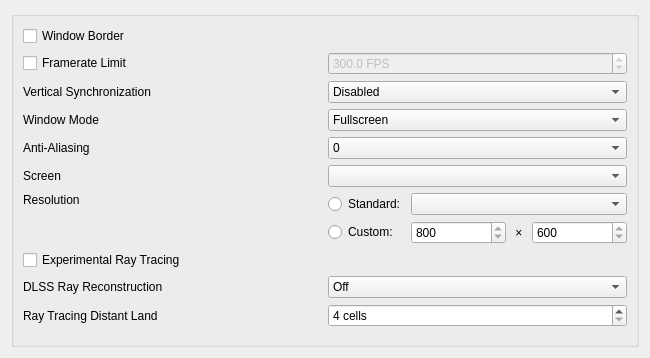
Qt form apps/launcher/ui/graphicspage.ui (xorza/openmw-rtx) before a commit.
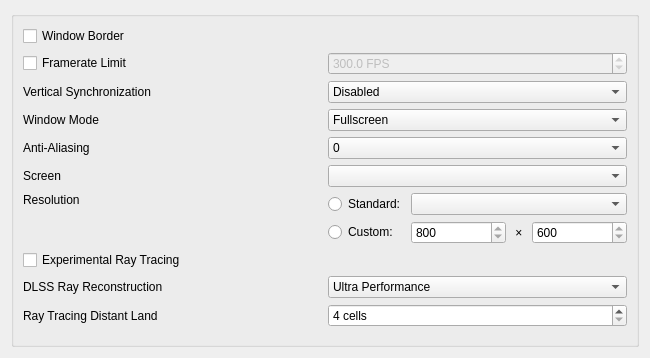
The same form after that commit.

Commit message:
Add Ultra Performance DLSS mode
Remove the unusable Off option from graphics menus and clarify that
Ray Reconstruction denoises every mode. Extend coverage to verify all
available upscale modes and their traced resolutions.

The edit to the form file:
```diff
--- a/apps/launcher/ui/graphicspage.ui
+++ b/apps/launcher/ui/graphicspage.ui
@@ -242,7 +242,7 @@
           </property>
           <item>
            <property name="text">
-            <string>Off</string>
+            <string>Ultra Performance</string>
            </property>
           </item>
           <item>
```
Left out of the diff: 4 changed lines with no effect on the pictures. The commit also changes 22 other files.
